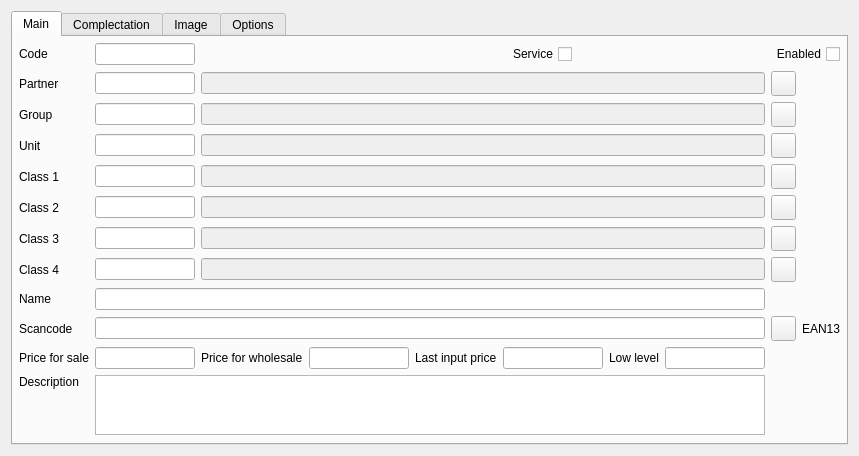
Above: Editors/ce5goods.ui from End1-1/Cafe5 before the change. Below: the same form after it.
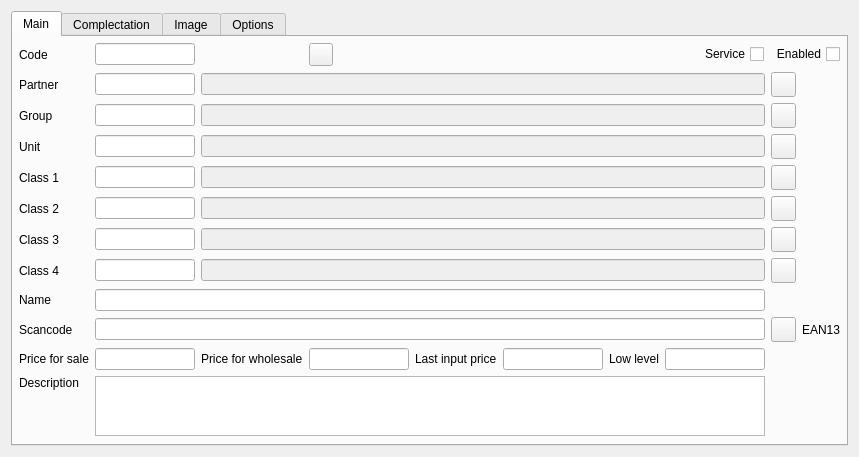
That is the form after the change. Icons and pictures are not drawn. Custom widgets are drawn as their Qt base class.

What changed in the file:
```diff
--- a/Editors/ce5goods.ui
+++ b/Editors/ce5goods.ui
@@ -108,6 +108,36 @@
           <property name="bottomMargin">
            <number>0</number>
           </property>
+          <item>
+           <widget class="QToolButton" name="btnPinLast">
+            <property name="text">
+             <string/>
+            </property>
+            <property name="icon">
+             <iconset resource="../resources/res.qrc">
+              <normaloff>:/pushpin.png</normaloff>:/pushpin.png</iconset>
+            </property>
+            <property name="checkable">
+             <bool>true</bool>
+            </property>
+            <property name="checked">
+             <bool>false</bool>
+            </property>
+           </widget>
+          </item>
+          <item>
+           <spacer name="horizontalSpacer_4">
+            <property name="orientation">
+             <enum>Qt::Horizontal</enum>
+            </property>
+            <property name="sizeHint" stdset="0">
+             <size>
+              <width>40</width>
+              <height>20</height>
+             </size>
+            </property>
+           </spacer>
+          </item>
           <item>
            <widget class="C5CheckBox" name="chService">
             <property name="focusPolicy">
```
Left out of the diff: 3 changed lines with no effect on the pictures.
